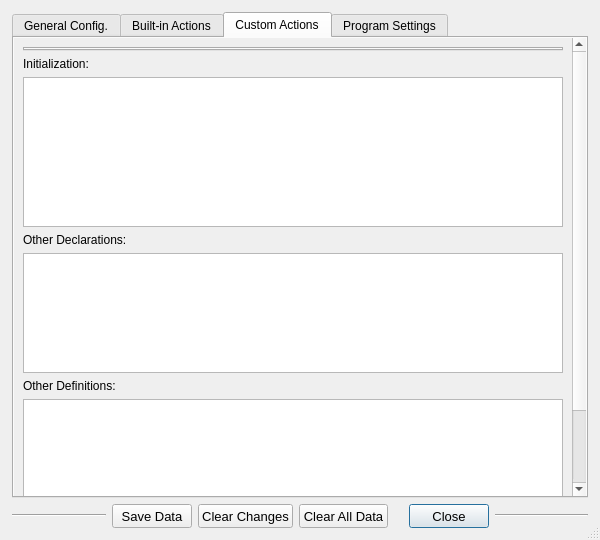
This is setupwindow.ui in OlyCow/draw-auton as Qt 5 draws it before an edit. The edited form follows.
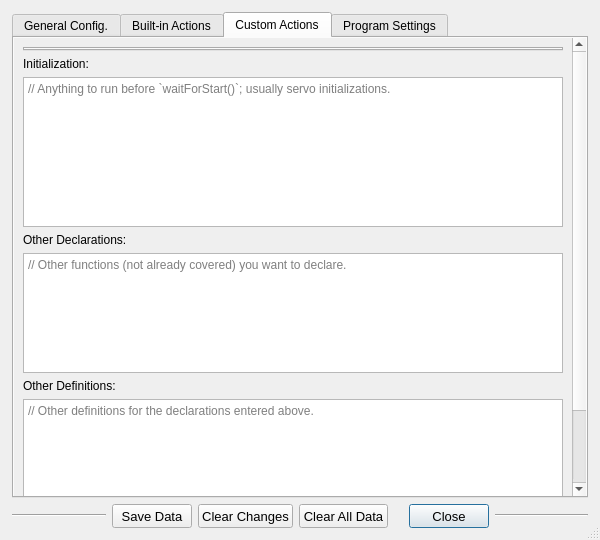
This is the edited form. The open tabs and pages were chosen to show the change. Icons and pictures are not drawn.

Diff of the .ui file:
```diff
--- a/setupwindow.ui
+++ b/setupwindow.ui
@@ -402,8 +402,8 @@
            <rect>
             <x>0</x>
             <y>0</y>
-            <width>558</width>
-            <height>547</height>
+            <width>553</width>
+            <height>549</height>
            </rect>
           </property>
           <layout class="QVBoxLayout" name="verticalLayout">
@@ -453,6 +453,9 @@
              <property name="acceptRichText">
               <bool>false</bool>
              </property>
+             <property name="placeholderText">
+              <string>// Anything to run before `waitForStart()`; usually servo initializations.</string>
+             </property>
             </widget>
            </item>
            <item>
@@ -488,6 +491,9 @@
              <property name="acceptRichText">
               <bool>false</bool>
              </property>
+             <property name="placeholderText">
+              <string>// Other functions (not already covered) you want to declare.</string>
+             </property>
             </widget>
            </item>
            <item>
@@ -523,6 +529,9 @@
              <property name="acceptRichText">
               <bool>false</bool>
              </property>
+             <property name="placeholderText">
+              <string>// Other definitions for the declarations entered above.</string>
+             </property>
             </widget>
            </item>
           </layout>
```
Left out of the diff: 10 changed lines with no effect on the pictures.
